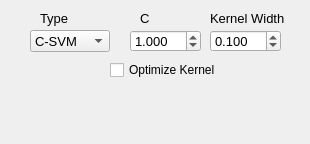
Qt form _AlgorithmsPlugins/KernelMethods/paramsMRVM.ui (b4silio/MLDemos) before a commit.
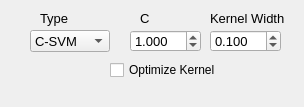
The same form after that commit.

Diff of the .ui file:
```diff
--- a/_AlgorithmsPlugins/KernelMethods/paramsMRVM.ui
+++ b/_AlgorithmsPlugins/KernelMethods/paramsMRVM.ui
@@ -6,8 +6,8 @@
    <rect>
     <x>0</x>
     <y>0</y>
-    <width>310</width>
-    <height>144</height>
+    <width>304</width>
+    <height>107</height>
    </rect>
   </property>
   <property name="windowTitle">
```
